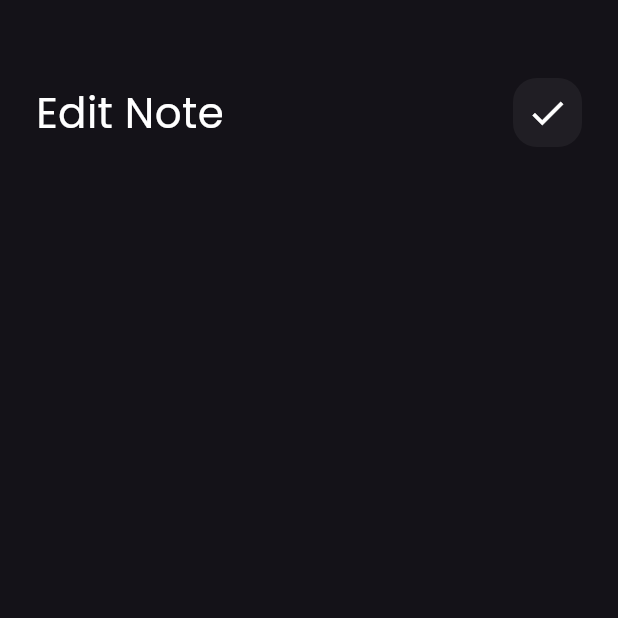
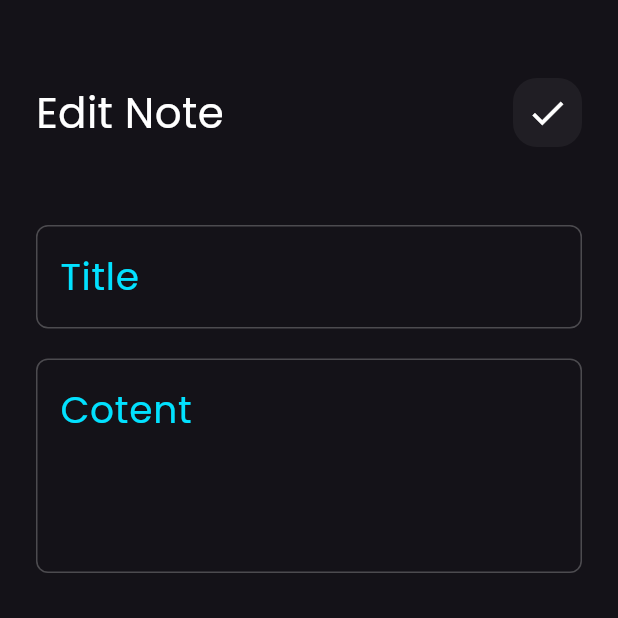
Before and after one commit to stormers15/Notes_App, a Flutter app: the EditNoteView screen opened directly, on a phone screen of 412 x 824 dp, the top half of it. Run offline on Flutter 3.47's test engine with Material 3 defaults, Android fonts, the phone set to English and light mode, and no system bars; our stand-ins replace font_awesome_flutter.

Commit message:
edit note view Ui DONE BRO!

```diff
--- a/lib/Views/Widgets/custom_text_field.dart
+++ b/lib/Views/Widgets/custom_text_field.dart
@@ -10,11 +10,13 @@ class CustomTextField extends StatelessWidget {
   @override
   Widget build(BuildContext context) {
     return TextField(
+      style: const TextStyle(fontSize: 25),
       cursorColor: kprimarycolor,
       maxLines: maxLines,
       decoration: InputDecoration(
         hintText: hint,
-        hintStyle: const TextStyle(color: Color.fromRGBO(2, 225, 255, 1)),
+        hintStyle: const TextStyle(
+            color: Color.fromRGBO(2, 225, 255, 1), fontSize: 25),
         border: buildBorder(),
         enabledBorder: buildBorder(),
         focusedBorder: buildBorder(kprimarycolor),
--- a/lib/Views/Widgets/edit_view_body.dart
+++ b/lib/Views/Widgets/edit_view_body.dart
@@ -1,5 +1,6 @@
 import 'package:flutter/material.dart';
 import 'package:notes_app/Views/Widgets/custom_app_bar.dart';
+import 'package:notes_app/Views/Widgets/custom_text_field.dart';
 
 class EditNoteViewBody extends StatelessWidget {
   const EditNoteViewBody({super.key});
@@ -15,6 +16,11 @@ class EditNoteViewBody extends StatelessWidget {
             title: "Edit Note",
             icon: Icons.check,
           ),
+          SizedBox(height: 50),
+          CustomTextField(hint: "Title", maxLines: 1),
+          SizedBox(height: 20),
+          CustomTextField(hint: "Cotent", maxLines: 3),
+          SizedBox(height: 50)
         ],
       ),
     );
```
